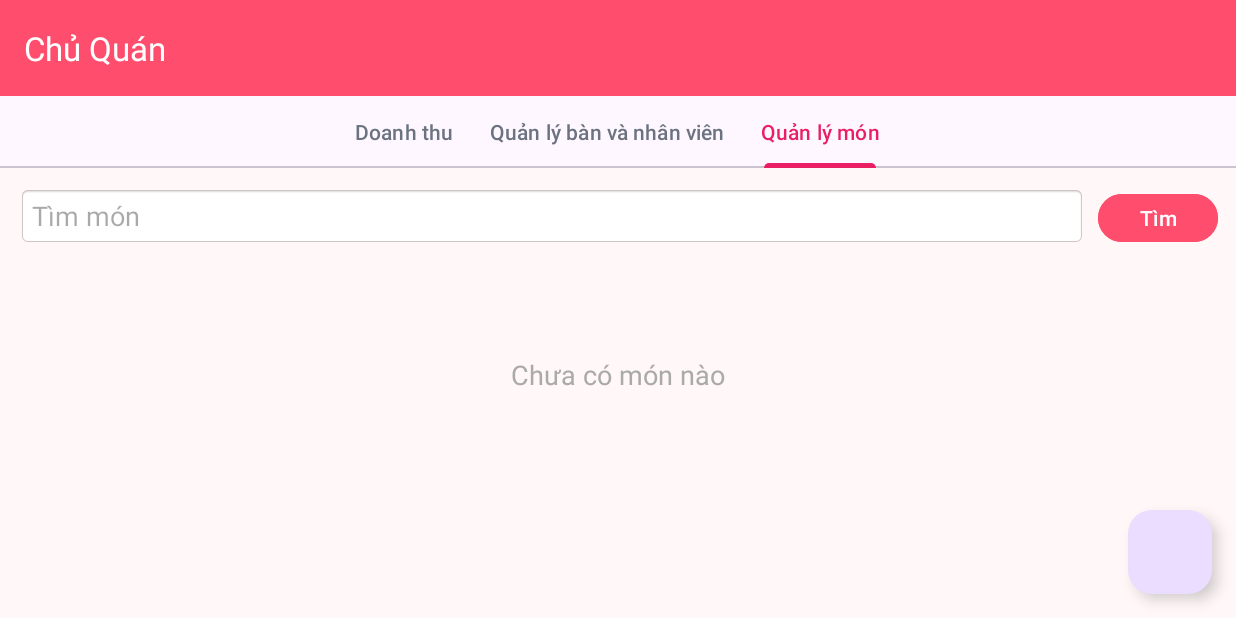
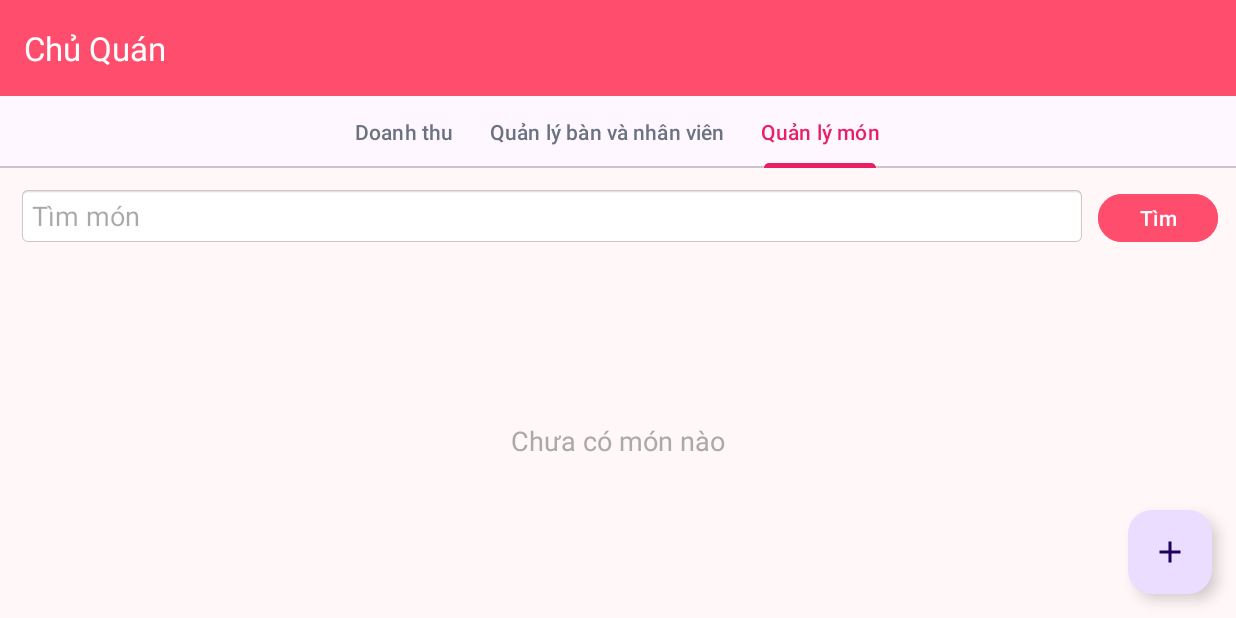
Before and after one commit to tuanlong301/ThucTapN1, an Android app: the OwnerStatsFragment screen opened directly, with no data from a screen before it, tab 3 chosen, on a phone screen of 824 x 412 dp (held sideways). Run offline under Robolectric (Android 15) with nearby library versions, the light colour scheme and no system bars; our stand-ins replace Firebase (no records; nobody signed in at launch, a user with empty details on screens opened directly); pictures from the network do not load.

Commit message:
sửa giao diện , và hoàn thiện

```diff
--- a/app/src/main/java/com/example/appbanhang/owner/OwnerTablesFragment.java
+++ b/app/src/main/java/com/example/appbanhang/owner/OwnerTablesFragment.java
@@ -136,7 +136,7 @@ public class OwnerTablesFragment extends Fragment {
             edtName = form.findViewById(R.id.edt1);
             edtTk   = form.findViewById(R.id.edt2);
             edtMk   = form.findViewById(R.id.edt3);
-            edtName.setHint("Tên bàn (ví dụ: Bàn 1)");
+            edtName.setHint("Tên bàn ");
             edtTk.setHint("Tài khoản (email)"); edtTk.setInputType(InputType.TYPE_TEXT_VARIATION_EMAIL_ADDRESS);
             edtMk.setHint("Mật khẩu"); edtMk.setInputType(InputType.TYPE_CLASS_TEXT | InputType.TYPE_TEXT_VARIATION_PASSWORD);
 
--- a/app/src/main/res/layout/fragment_owner_products.xml
+++ b/app/src/main/res/layout/fragment_owner_products.xml
@@ -20,32 +20,44 @@
             android:text="Tìm" android:textAllCaps="false"
             android:layout_marginStart="8dp" android:backgroundTint="#FF4D6D"
             android:textColor="#FFFFFF"/>
+
     </LinearLayout>
 
     <FrameLayout
-        android:layout_width="match_parent" android:layout_height="0dp"
+
+        android:layout_width="match_parent"
+        android:layout_height="578dp"
         android:layout_weight="1">
+
 
         <androidx.recyclerview.widget.RecyclerView
             android:id="@+id/rvProducts"
-            android:layout_width="match_parent" android:layout_height="match_parent"
-            android:padding="12dp" android:clipToPadding="false"/>
+            android:layout_width="match_parent"
+            android:layout_height="match_parent"
+            android:clipToPadding="false"
+            android:padding="12dp" />
 
 
         <TextView
             android:id="@+id/tvEmpty"
-            android:layout_width="wrap_content" android:layout_height="wrap_content"
-            android:layout_gravity="center" android:text="Chưa có món nào"
-            android:textSize="18sp" android:textColor="@android:color/darker_gray"
-            android:visibility="gone"/>
+            android:layout_width="wrap_content"
+            android:layout_height="wrap_content"
+            android:layout_gravity="center"
+            android:text="Chưa có món nào"
+            android:textColor="@android:color/darker_gray"
+            android:textSize="18sp"
+            android:visibility="gone" />
+        <com.google.android.material.floatingactionbutton.FloatingActionButton
+            android:id="@+id/fabAddProduct"
+            android:layout_width="wrap_content"
+            android:layout_height="wrap_content"
+            android:layout_gravity="bottom|end"
+            android:layout_margin="16dp"
+            android:contentDescription="Thêm món"
+            android:src="@drawable/add"
+            />
+    </FrameLayout>
 
 
-    </FrameLayout>
-
-    <com.google.android.material.floatingactionbutton.FloatingActionButton
-        android:id="@+id/fabAddProduct"
-        android:layout_width="wrap_content" android:layout_height="wrap_content"
-        android:layout_margin="16dp" android:contentDescription="Thêm món"
-        android:layout_gravity="end"/>
 
 </LinearLayout>
--- a/app/src/main/res/layout/fragment_owner_stats.xml
+++ b/app/src/main/res/layout/fragment_owner_stats.xml
@@ -128,7 +128,7 @@
         <!-- Best sellers -->
         <TextView
             android:layout_width="match_parent" android:layout_height="wrap_content"
-            android:text="Món bán chạy" android:textStyle="bold"
+            android:text="Danh sách đơn hàng" android:textStyle="bold"
             android:textSize="16sp" android:layout_marginTop="16dp"
             android:textColor="#333333"/>
 
--- a/app/src/main/res/layout/fragment_owner_tables.xml
+++ b/app/src/main/res/layout/fragment_owner_tables.xml
@@ -18,5 +18,6 @@
         android:id="@+id/fabAddTable"
         android:layout_width="wrap_content" android:layout_height="wrap_content"
         android:layout_gravity="end|bottom" android:layout_margin="16dp"
-        android:contentDescription="Thêm bàn"/>
+        android:contentDescription="Thêm bàn"
+        android:src="@drawable/add"/>
 </FrameLayout>
```
